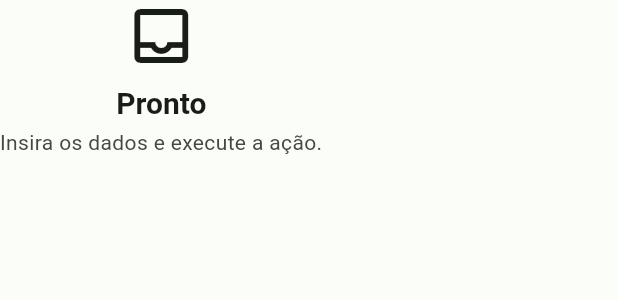
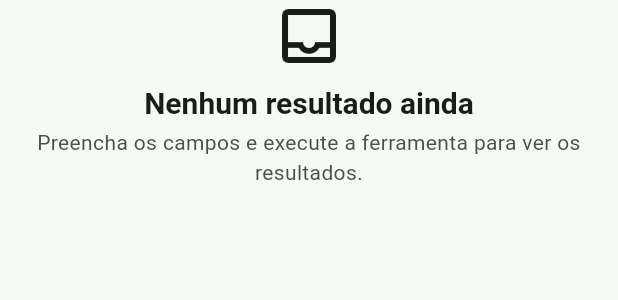
Before and after one commit to rpsouza441/tools_app, a Flutter app: the ToolStatusPanel widget shown alone on an empty page, opened directly with empty values, on a phone screen of 412 x 824 dp. Shown: the top 300 px of the screen. Run offline on Flutter 3.47's test engine with Material 3 defaults, Android fonts, the phone set to English and light mode, and no system bars.

Commit message:
feat(01-08): implement canonical ColorScheme roles and seven status states
- Override light/dark roles, canvas, Card outline, AppBar/nav elevation 0, button radius 8, chip radius 4
- Canonical status copy, wifi_off offline, Processando with ProgressIndicator, permissionDenied error icon

Co-authored-by: Cursor <cursoragent@cursor.com>

```diff
--- a/lib/design_system/tool_status_panel.dart
+++ b/lib/design_system/tool_status_panel.dart
@@ -17,13 +17,9 @@ enum ToolStatusVariant {
 
 /// Status metadata for rendering a [ToolStatusPanel].
 class _StatusData {
-  const _StatusData({
-    required this.icon,
-    required this.heading,
-    required this.body,
-  });
+  const _StatusData({this.icon, required this.heading, required this.body});
 
-  final IconData icon;
+  final IconData? icon;
   final String heading;
   final String body;
 }
@@ -31,13 +27,12 @@ class _StatusData {
 const _statusMap = <ToolStatusVariant, _StatusData>{
   ToolStatusVariant.empty: _StatusData(
     icon: Icons.inbox_outlined,
-    heading: 'Pronto',
-    body: 'Insira os dados e execute a ação.',
+    heading: 'Nenhum resultado ainda',
+    body: 'Preencha os campos e execute a ferramenta para ver os resultados.',
   ),
   ToolStatusVariant.loading: _StatusData(
-    icon: Icons.hourglass_empty,
-    heading: 'Processando...',
-    body: 'Aguarde a conclusão.',
+    heading: 'Processando',
+    body: 'Aguarde enquanto concluímos esta etapa.',
   ),
   ToolStatusVariant.success: _StatusData(
     icon: Icons.check_circle_outline,
@@ -46,29 +41,32 @@ const _statusMap = <ToolStatusVariant, _StatusData>{
   ),
   ToolStatusVariant.failure: _StatusData(
     icon: Icons.error_outline,
-    heading: 'Falha',
-    body: 'Não foi possível concluir a operação.',
+    heading: 'Não foi possível concluir',
+    body: 'Confira os dados e tente novamente.',
   ),
   ToolStatusVariant.offline: _StatusData(
-    icon: Icons.cloud_off,
-    heading: 'Sem conexão',
-    body: 'Verifique sua conexão e tente novamente.',
+    icon: Icons.wifi_off,
+    heading: 'Sem conexão com a internet',
+    body: 'Verifique a conexão e tente novamente.',
   ),
   ToolStatusVariant.permissionDenied: _StatusData(
     icon: Icons.lock_outline,
     heading: 'Permissão necessária',
-    body: 'Conceda a permissão nas configurações.',
+    body: 'Ative a permissão nas configurações para continuar.',
   ),
   ToolStatusVariant.cancelled: _StatusData(
     icon: Icons.cancel_outlined,
-    heading: 'Cancelado',
-    body: 'A operação foi cancelada.',
+    heading: 'Operação cancelada',
+    body: 'Os resultados concluídos continuam disponíveis.',
   ),
 };
 
 /// Maps a [ToolStatusVariant] to icon + pt-BR heading + body.
 ///
-/// - Color: success uses primary, failure/offline use error, others use onSurface.
+/// - Color: success uses primary; failure and permissionDenied use error;
+///   empty, loading, offline, and cancelled use onSurface (neutral).
+/// - Loading uses an indeterminate [CircularProgressIndicator] when
+///   [ToolStatusPanel.progress] is null; otherwise the indicator is determinate.
 /// - preservedChild: shown below status for loading, failure, and cancelled.
 /// - onRetry: shows retry button only when provided.
 /// - onSettings: shows settings button only when provided.
@@ -100,7 +98,8 @@ class ToolStatusPanel extends StatelessWidget {
   Color _iconColor(ColorScheme cs) {
     return switch (variant) {
       ToolStatusVariant.success => cs.primary,
-      ToolStatusVariant.failure || ToolStatusVariant.offline => cs.error,
+      ToolStatusVariant.failure ||
+      ToolStatusVariant.permissionDenied => cs.error,
       _ => cs.onSurface,
     };
   }
@@ -121,7 +120,18 @@ class ToolStatusPanel extends StatelessWidget {
     return Column(
       mainAxisSize: MainAxisSize.min,
       children: [
-        Icon(data.icon, size: 48, color: color),
+        if (variant == ToolStatusVariant.loading)
+          SizedBox(
+            width: 48,
+            height: 48,
+            child: CircularProgressIndicator(
+              value: progress,
+              color: color,
+              strokeWidth: 3,
+            ),
+          )
+        else
+          Icon(data.icon!, size: 48, color: color),
         SizedBox(height: tokens.spacing8),
         Text(
           data.heading,
@@ -136,10 +146,6 @@ class ToolStatusPanel extends StatelessWidget {
           ),
           textAlign: TextAlign.center,
         ),
-        if (progress != null && variant == ToolStatusVariant.loading) ...[
-          SizedBox(height: tokens.spacing16),
-          LinearProgressIndicator(value: progress),
-        ],
         if (onRetry != null) ...[
           SizedBox(height: tokens.spacing16),
           OutlinedButton.icon(
--- a/lib/theme/theme.dart
+++ b/lib/theme/theme.dart
@@ -28,8 +28,10 @@ const _textTheme = TextTheme(
 // Shared component themes — D-16 tap targets, consistent radii.
 // ──────────────────────────────────────────────────────────────────────────────
 
+const _tokens = AppTokens();
+
 final _buttonShape = RoundedRectangleBorder(
-  borderRadius: BorderRadius.circular(12),
+  borderRadius: BorderRadius.circular(_tokens.radius8),
 );
 
 const _buttonMinSize = Size(48, 48);
@@ -38,7 +40,15 @@ const _buttonMinSize = Size(48, 48);
 ThemeData _applyComponentThemes(ThemeData base) {
   final cs = base.colorScheme;
   return base.copyWith(
+    appBarTheme: AppBarTheme(
+      elevation: 0,
+      scrolledUnderElevation: 0,
+      backgroundColor: cs.surface,
+      foregroundColor: cs.onSurface,
+      surfaceTintColor: Colors.transparent,
+    ),
     navigationBarTheme: NavigationBarThemeData(
+      elevation: 0,
       indicatorColor: cs.primaryContainer,
       iconTheme: WidgetStateProperty.resolveWith((states) {
         if (states.contains(WidgetState.selected)) {
@@ -62,6 +72,7 @@ ThemeData _applyComponentThemes(ThemeData base) {
       }),
     ),
     navigationRailTheme: NavigationRailThemeData(
+      elevation: 0,
       indicatorColor: cs.primaryContainer,
       selectedIconTheme: IconThemeData(color: cs.onPrimaryContainer),
       unselectedIconTheme: IconThemeData(color: cs.onSurfaceVariant),
@@ -77,17 +88,24 @@ ThemeData _applyComponentThemes(ThemeData base) {
       ),
     ),
     cardTheme: CardThemeData(
-      elevation: 1,
-      shape: RoundedRectangleBorder(borderRadius: BorderRadius.circular(12)),
+      elevation: 0,
+      color: cs.surface,
+      surfaceTintColor: Colors.transparent,
+      shape: RoundedRectangleBorder(
+        borderRadius: BorderRadius.circular(_tokens.radius12),
+        side: BorderSide(color: cs.outline, width: 1),
+      ),
     ),
     inputDecorationTheme: InputDecorationTheme(
-      border: OutlineInputBorder(borderRadius: BorderRadius.circular(8)),
+      border: OutlineInputBorder(
+        borderRadius: BorderRadius.circular(_tokens.radius8),
+      ),
       focusedBorder: OutlineInputBorder(
-        borderRadius: BorderRadius.circular(8),
+        borderRadius: BorderRadius.circular(_tokens.radius8),
         borderSide: BorderSide(color: cs.primary, width: 2),
       ),
       errorBorder: OutlineInputBorder(
-        borderRadius: BorderRadius.circular(8),
+        borderRadius: BorderRadius.circular(_tokens.radius8),
         borderSide: BorderSide(color: cs.error),
       ),
       labelStyle: TextStyle(color: cs.onSurfaceVariant),
@@ -120,12 +138,18 @@ ThemeData _applyComponentThemes(ThemeData base) {
       ),
     ),
     chipTheme: ChipThemeData(
-      shape: RoundedRectangleBorder(borderRadius: BorderRadius.circular(8)),
+      elevation: 0,
+      shape: RoundedRectangleBorder(
+        borderRadius: BorderRadius.circular(_tokens.radius4),
+      ),
       labelStyle: TextStyle(fontSize: 12, color: cs.onSurfaceVariant),
     ),
     snackBarTheme: SnackBarThemeData(
       behavior: SnackBarBehavior.floating,
-      shape: RoundedRectangleBorder(borderRadius: BorderRadius.circular(8)),
+      elevation: 2,
+      shape: RoundedRectangleBorder(
+        borderRadius: BorderRadius.circular(_tokens.radius12),
+      ),
     ),
     iconButtonTheme: IconButtonThemeData(
       style: IconButton.styleFrom(minimumSize: _buttonMinSize),
@@ -141,13 +165,25 @@ final ThemeData lightTheme = _applyComponentThemes(
   ThemeData(
     useMaterial3: true,
     brightness: Brightness.light,
-    colorScheme: ColorScheme.fromSeed(
+    colorScheme:
+        ColorScheme.fromSeed(
           seedColor: _greenSeed,
           brightness: Brightness.light,
+        ).copyWith(
+          surface: const Color(0xFFFFFFFF),
+          surfaceContainer: const Color(0xFFEDF3EE),
+          onSurface: const Color(0xFF171D18),
+          onSurfaceVariant: const Color(0xFF47534A),
+          outline: const Color(0xFF707A72),
+          primary: const Color(0xFF006D2C),
+          onPrimary: const Color(0xFFFFFFFF),
+          primaryContainer: const Color(0xFFB8F3C5),
+          onPrimaryContainer: const Color(0xFF002109),
+          error: const Color(0xFFBA1A1A),
+          onError: const Color(0xFFFFFFFF),
         ),
     textTheme: _textTheme,
-    scaffoldBackgroundColor: const Color(0xFFFBFDF8),
-    appBarTheme: const AppBarTheme(elevation: 0, scrolledUnderElevation: 1),
+    scaffoldBackgroundColor: const Color(0xFFF7F9F7),
     extensions: const <ThemeExtension>[AppTokens()],
   ),
 );
@@ -160,13 +196,25 @@ final ThemeData darkTheme = _applyComponentThemes(
   ThemeData(
     useMaterial3: true,
     brightness: Brightness.dark,
-    colorScheme: ColorScheme.fromSeed(
+    colorScheme:
+        ColorScheme.fromSeed(
           seedColor: _greenSeed,
           brightness: Brightness.dark,
+        ).copyWith(
+          surface: const Color(0xFF151C17),
+          surfaceContainer: const Color(0xFF1D2820),
+          onSurface: const Color(0xFFE1E9E2),
+          onSurfaceVariant: const Color(0xFFBBC5BC),
+          outline: const Color(0xFF859087),
+          primary: const Color(0xFF50FA7B),
+          onPrimary: const Color(0xFF003913),
+          primaryContainer: const Color(0xFF005321),
+          onPrimaryContainer: const Color(0xFFA7F5B7),
+          error: const Color(0xFFFFB4AB),
+          onError: const Color(0xFF690005),
         ),
     textTheme: _textTheme,
-    scaffoldBackgroundColor: const Color(0xFF1A1C19),
-    appBarTheme: const AppBarTheme(elevation: 0, scrolledUnderElevation: 1),
+    scaffoldBackgroundColor: const Color(0xFF0F1511),
     extensions: const <ThemeExtension>[AppTokens()],
   ),
 );
```
Also changed, not shown: 1 other file. Lines whose indentation alone changed are shown as unchanged.
